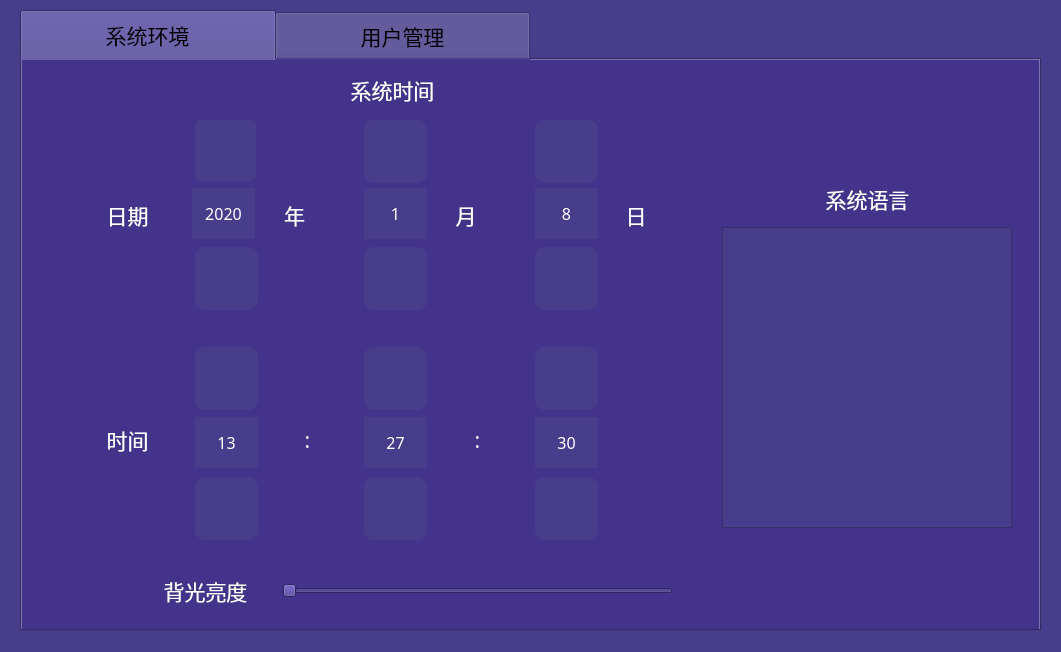
Before: the Qt Designer form HighResolutionPrinter/syssetting.ui in dxphmj/TwoCharPrinter, drawn with Qt 5.
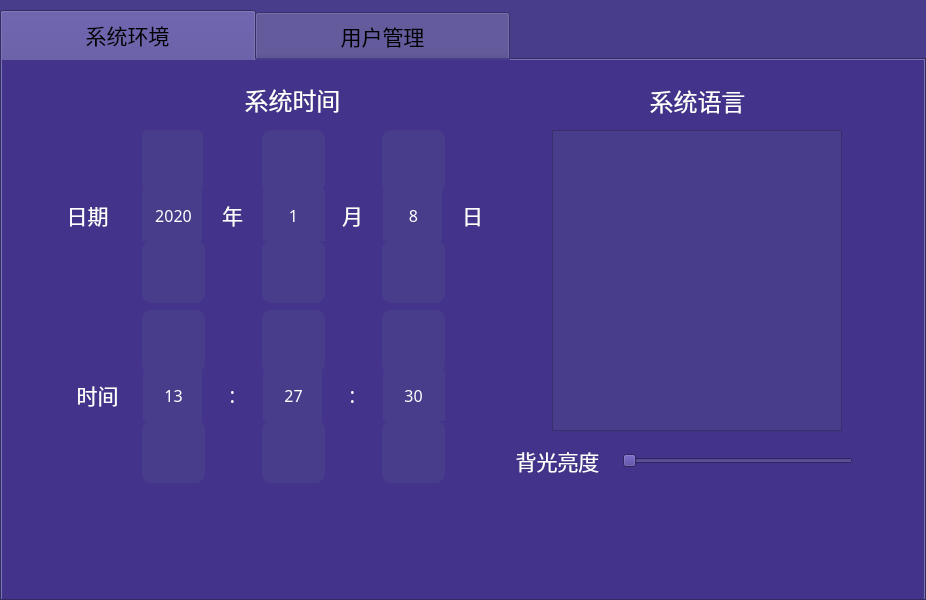
After: the same form once the commit is applied. Icons and pictures are not drawn.

The edit to the form file:
```diff
--- a/HighResolutionPrinter/syssetting.ui
+++ b/HighResolutionPrinter/syssetting.ui
@@ -6,8 +6,8 @@
    <rect>
     <x>0</x>
     <y>0</y>
-    <width>1061</width>
-    <height>652</height>
+    <width>926</width>
+    <height>600</height>
    </rect>
   </property>
   <property name="windowTitle">
@@ -19,10 +19,10 @@
   <widget class="QTabWidget" name="sysSetTabWid">
    <property name="geometry">
     <rect>
-     <x>20</x>
+     <x>0</x>
      <y>10</y>
-     <width>1021</width>
-     <height>621</height>
+     <width>926</width>
+     <height>591</height>
     </rect>
    </property>
    <property name="maximumSize">
@@ -52,10 +52,10 @@
     <widget class="QLabel" name="sysParaSetBGLabel">
      <property name="geometry">
       <rect>
-       <x>-15</x>
-       <y>-10</y>
-       <width>1041</width>
-       <height>591</height>
+       <x>0</x>
+       <y>0</y>
+       <width>926</width>
+       <height>560</height>
       </rect>
      </property>
      <property name="styleSheet">
@@ -68,8 +68,8 @@
     <widget class="QLabel" name="dayShowLab">
      <property name="geometry">
       <rect>
-       <x>513</x>
-       <y>128</y>
+       <x>380</x>
+       <y>130</y>
        <width>63</width>
        <height>51</height>
       </rect>
@@ -100,8 +100,8 @@
     <widget class="QPushButton" name="reduceYearBut">
      <property name="geometry">
       <rect>
-       <x>173</x>
-       <y>187</y>
+       <x>140</x>
+       <y>180</y>
        <width>63</width>
        <height>63</height>
       </rect>
@@ -123,8 +123,8 @@
     <widget class="QPushButton" name="addHourBut">
      <property name="geometry">
       <rect>
-       <x>173</x>
-       <y>287</y>
+       <x>140</x>
+       <y>250</y>
        <width>63</width>
        <height>63</height>
       </rect>
@@ -146,8 +146,8 @@
     <widget class="QPushButton" name="addMinBut">
      <property name="geometry">
       <rect>
-       <x>342</x>
-       <y>287</y>
+       <x>260</x>
+       <y>250</y>
        <width>63</width>
        <height>63</height>
       </rect>
@@ -169,18 +169,12 @@
     <widget class="QLabel" name="sysMonthTextLab">
      <property name="geometry">
       <rect>
-       <x>409</x>
-       <y>135</y>
-       <width>70</width>
-       <height>41</height>
+       <x>320</x>
+       <y>130</y>
+       <width>61</width>
+       <height>51</height>
       </rect>
      </property>
-     <property name="minimumSize">
-      <size>
-       <width>70</width>
-       <height>41</height>
-      </size>
-     </property>
      <property name="font">
       <font>
        <family>楷体</family>
@@ -201,8 +195,8 @@
     <widget class="QPushButton" name="reduceMinBut">
      <property name="geometry">
       <rect>
-       <x>342</x>
-       <y>417</y>
+       <x>260</x>
+       <y>360</y>
        <width>63</width>
        <height>63</height>
       </rect>
@@ -224,9 +218,9 @@
     <widget class="QSlider" name="lightHorSlider">
      <property name="geometry">
       <rect>
-       <x>260</x>
-       <y>510</y>
-       <width>391</width>
+       <x>620</x>
+       <y>380</y>
+       <width>231</width>
        <height>41</height>
       </rect>
      </property>
@@ -240,8 +234,8 @@
     <widget class="QPushButton" name="addSecondBut">
      <property name="geometry">
       <rect>
-       <x>513</x>
-       <y>287</y>
+       <x>380</x>
+       <y>250</y>
        <width>63</width>
        <height>63</height>
       </rect>
@@ -263,8 +257,8 @@
     <widget class="QPushButton" name="reduceDayBut">
      <property name="geometry">
       <rect>
-       <x>513</x>
-       <y>187</y>
+       <x>380</x>
+       <y>180</y>
        <width>63</width>
        <height>63</height>
       </rect>
@@ -286,18 +280,12 @@
     <widget class="QLabel" name="sysDateTextLab">
      <property name="geometry">
       <rect>
-       <x>60</x>
-       <y>135</y>
+       <x>40</x>
+       <y>130</y>
        <width>91</width>
-       <height>41</height>
+       <height>51</height>
       </rect>
      </property>
-     <property name="minimumSize">
-      <size>
-       <width>91</width>
-       <height>41</height>
-      </size>
-     </property>
      <property name="font">
       <font>
        <family>楷体</family>
@@ -318,18 +306,12 @@
     <widget class="QLabel" name="backLightLab">
      <property name="geometry">
       <rect>
-       <x>113</x>
-       <y>510</y>
-       <width>141</width>
+       <x>490</x>
+       <y>380</y>
+       <width>131</width>
        <height>41</height>
       </rect>
      </property>
-     <property name="minimumSize">
-      <size>
-       <width>141</width>
-       <height>41</height>
-      </size>
-     </property>
      <property name="font">
       <font>
        <family>楷体</family>
@@ -350,18 +332,12 @@
     <widget class="QLabel" name="sysDayTextLab">
      <property name="geometry">
       <rect>
-       <x>579</x>
-       <y>135</y>
-       <width>70</width>
-       <height>41</height>
+       <x>440</x>
+       <y>130</y>
+       <width>61</width>
+       <height>51</height>
       </rect>
      </property>
-     <property name="minimumSize">
-      <size>
-       <width>70</width>
-       <height>41</height>
-      </size>
-     </property>
      <property name="font">
       <font>
        <family>楷体</family>
@@ -382,8 +358,8 @@
     <widget class="QLabel" name="monthShowLab">
      <property name="geometry">
       <rect>
-       <x>342</x>
-       <y>128</y>
+       <x>260</x>
+       <y>130</y>
        <width>63</width>
        <height>51</height>
       </rect>
@@ -414,8 +390,8 @@
     <widget class="QLabel" name="secondShowLab">
      <property name="geometry">
       <rect>
-       <x>513</x>
-       <y>357</y>
+       <x>380</x>
+       <y>310</y>
        <width>63</width>
        <height>51</height>
       </rect>
@@ -446,8 +422,8 @@
     <widget class="QPushButton" name="addDayBut">
      <property name="geometry">
       <rect>
-       <x>513</x>
-       <y>60</y>
+       <x>380</x>
+       <y>70</y>
        <width>63</width>
        <height>63</height>
       </rect>
@@ -469,8 +445,8 @@
     <widget class="QListWidget" name="sysLanguageListWid">
      <property name="geometry">
       <rect>
-       <x>700</x>
-       <y>167</y>
+       <x>550</x>
+       <y>70</y>
        <width>290</width>
        <height>301</height>
       </rect>
@@ -488,8 +464,8 @@
     <widget class="QPushButton" name="addYearBut">
      <property name="geometry">
       <rect>
-       <x>173</x>
-       <y>60</y>
+       <x>140</x>
+       <y>70</y>
        <width>61</width>
        <height>61</height>
       </rect>
@@ -511,8 +487,8 @@
     <widget class="QPushButton" name="reduceSecondBut">
      <property name="geometry">
       <rect>
-       <x>513</x>
-       <y>417</y>
+       <x>380</x>
+       <y>360</y>
        <width>63</width>
        <height>63</height>
       </rect>
@@ -534,8 +510,8 @@
     <widget class="QPushButton" name="addMonthBut">
      <property name="geometry">
       <rect>
-       <x>342</x>
-       <y>60</y>
+       <x>260</x>
+       <y>70</y>
        <width>63</width>
        <height>63</height>
       </rect>
@@ -557,8 +533,8 @@
     <widget class="QPushButton" name="reduceHourBut">
      <property name="geometry">
       <rect>
-       <x>173</x>
-       <y>417</y>
+       <x>140</x>
+       <y>360</y>
        <width>63</width>
        <height>63</height>
       </rect>
@@ -580,8 +556,8 @@
     <widget class="QLabel" name="sysLanguageLab">
      <property name="geometry">
       <rect>
-       <x>750</x>
-       <y>118</y>
+       <x>600</x>
+       <y>20</y>
        <width>191</width>
        <height>41</height>
       </rect>
@@ -595,7 +571,7 @@
      <property name="font">
       <font>
        <family>楷体</family>
-       <pointsize>16</pointsize>
+       <pointsize>18</pointsize>
       </font>
      </property>
      <property name="styleSheet">
@@ -612,8 +588,8 @@
     <widget class="QLabel" name="minShowLab">
      <property name="geometry">
       <rect>
-       <x>342</x>
-       <y>357</y>
+       <x>260</x>
+       <y>310</y>
        <width>63</width>
        <height>51</height>
       </rect>
@@ -644,8 +620,8 @@
     <widget class="QPushButton" name="reduceMonthBut">
      <property name="geometry">
       <rect>
-       <x>342</x>
-       <y>187</y>
+       <x>260</x>
+       <y>180</y>
        <width>63</width>
        <height>63</height>
       </rect>
@@ -667,8 +643,8 @@
     <widget class="QLabel" name="hourShowLab">
      <property name="geometry">
       <rect>
-       <x>173</x>
-       <y>357</y>
+       <x>140</x>
+       <y>310</y>
        <width>63</width>
        <height>51</height>
       </rect>
@@ -699,10 +675,10 @@
     <widget class="QLabel" name="sysTimeTextLab">
      <property name="geometry">
       <rect>
-       <x>60</x>
-       <y>360</y>
+       <x>50</x>
+       <y>310</y>
        <width>91</width>
-       <height>41</height>
+       <height>51</height>
       </rect>
      </property>
      <property name="minimumSize">
@@ -731,8 +707,8 @@
     <widget class="QLabel" name="yearShowLab">
      <property name="geometry">
       <rect>
-       <x>170</x>
-       <y>128</y>
+       <x>140</x>
+       <y>130</y>
        <width>63</width>
        <height>51</height>
       </rect>
@@ -763,18 +739,12 @@
     <widget class="QLabel" name="sysTimeSignal2">
      <property name="geometry">
       <rect>
-       <x>420</x>
-       <y>360</y>
-       <width>71</width>
-       <height>41</height>
+       <x>320</x>
+       <y>310</y>
+       <width>61</width>
+       <height>51</height>
       </rect>
      </property>
-     <property name="minimumSize">
-      <size>
-       <width>71</width>
-       <height>41</height>
-      </size>
-     </property>
      <property name="font">
       <font>
        <family>楷体</family>
@@ -795,8 +765,8 @@
     <widget class="QLabel" name="sysTimeSetLab">
      <property name="geometry">
       <rect>
-       <x>300</x>
-       <y>10</y>
+       <x>220</x>
+       <y>20</y>
        <width>141</width>
        <height>41</height>
       </rect>
@@ -810,7 +780,7 @@
      <property name="font">
       <font>
        <family>楷体</family>
-       <pointsize>16</pointsize>
+       <pointsize>18</pointsize>
       </font>
      </property>
      <property name="styleSheet">
@@ -827,18 +797,12 @@
     <widget class="QLabel" name="sysTimeSignal1">
      <property name="geometry">
       <rect>
-       <x>250</x>
-       <y>360</y>
-       <width>71</width>
-       <height>41</height>
+       <x>200</x>
+       <y>310</y>
+       <width>61</width>
+       <height>51</height>
       </rect>
      </property>
-     <property name="minimumSize">
-      <size>
-       <width>71</width>
-       <height>41</height>
-      </size>
-     </property>
      <property name="font">
       <font>
        <family>楷体</family>
@@ -859,18 +823,12 @@
     <widget class="QLabel" name="sysYearTextLab">
      <property name="geometry">
       <rect>
-       <x>237</x>
-       <y>135</y>
-       <width>71</width>
-       <height>41</height>
+       <x>200</x>
+       <y>130</y>
+       <width>61</width>
+       <height>51</height>
       </rect>
      </property>
-     <property name="minimumSize">
-      <size>
-       <width>71</width>
-       <height>41</height>
-      </size>
-     </property>
      <property name="font">
       <font>
        <family>楷体</family>
```
Left out of the diff: 35 changed lines with no effect on the pictures.
